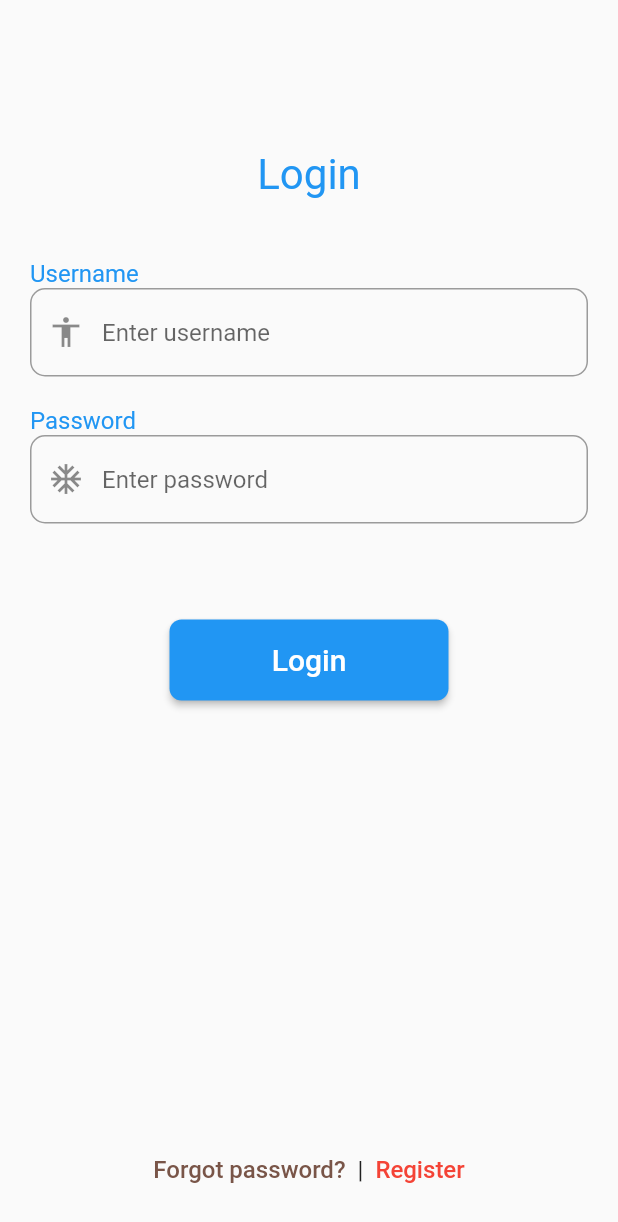
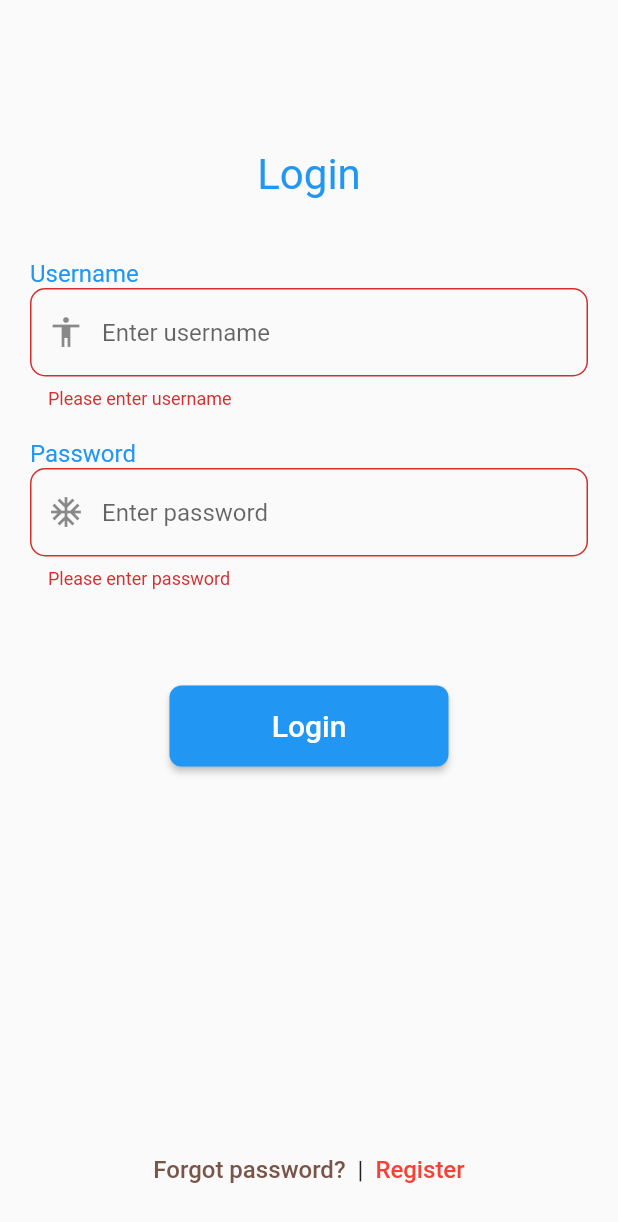
Before and after one commit to anhquoc2010/ltdd, a Flutter app: the screen it shows after launch, after a tap on "Login", on a phone screen of 412 x 824 dp. Shown: the top 1222 px of the screen. Run offline on Flutter 3.47's test engine with Material 2 defaults, Android fonts, the phone set to English and light mode, and no system bars.

Commit message:
feat: logic login

```diff
--- a/lib/main.dart
+++ b/lib/main.dart
@@ -16,7 +16,7 @@ class MyApp extends StatelessWidget {
       theme: ThemeData(
         primarySwatch: Colors.blue,
       ),
-      home: const LoginView(),
+      home: LoginView(),
     );
   }
 }
--- a/lib/modules/login.dart
+++ b/lib/modules/login.dart
@@ -1,7 +1,12 @@
 import 'package:flutter/material.dart';
+import 'package:ltdd/auth.dart';
 
 class LoginView extends StatelessWidget {
-  const LoginView({super.key});
+  LoginView({super.key});
+
+  final GlobalKey<FormState> _formKey = GlobalKey<FormState>();
+  final TextEditingController usernameTEC = TextEditingController();
+  final TextEditingController passwordTEC = TextEditingController();
 
   @override
   Widget build(BuildContext context) {
@@ -17,6 +22,7 @@ class LoginView extends StatelessWidget {
                 )),
             const SizedBox(height: 20),
             Form(
+              key: _formKey,
               child: Padding(
                 padding: const EdgeInsets.all(20),
                 child: Column(
@@ -30,6 +36,13 @@ class LoginView extends StatelessWidget {
                           )),
                     ),
                     TextFormField(
+                      validator: (value) {
+                        if (value == null || value.isEmpty) {
+                          return 'Please enter username';
+                        }
+                        return null;
+                      },
+                      controller: usernameTEC,
                       decoration: const InputDecoration(
                         hintText: 'Enter username',
                         prefixIcon: Icon(Icons.accessibility),
@@ -51,6 +64,13 @@ class LoginView extends StatelessWidget {
                           )),
                     ),
                     TextFormField(
+                      validator: (value) {
+                        if (value == null || value.isEmpty) {
+                          return 'Please enter password';
+                        }
+                        return null;
+                      },
+                      controller: passwordTEC,
                       obscureText: true,
                       decoration: const InputDecoration(
                         hintText: 'Enter password',
@@ -65,7 +85,27 @@ class LoginView extends StatelessWidget {
                     ),
                     const SizedBox(height: 64),
                     ElevatedButton(
-                        onPressed: () {},
+                        onPressed: () {
+                          bool isAuthen(username, password) {
+                            if (username == Authen.username &&
+                                password == Authen.password) {
+                              return true;
+                            } else {
+                              return false;
+                            }
+                          }
+
+                          SnackBar snackBar = SnackBar(
+                            content: isAuthen(
+                                    usernameTEC.text, passwordTEC.text)
+                                ? const Text('Login success!')
+                                : const Text('Invalid username or password!'),
+                          );
+                          if (_formKey.currentState!.validate()) {
+                            ScaffoldMessenger.of(context)
+                                .showSnackBar(snackBar);
+                          }
+                        },
                         style: ElevatedButton.styleFrom(
                           minimumSize: const Size(186, 54),
                           shape: const RoundedRectangleBorder(
```
